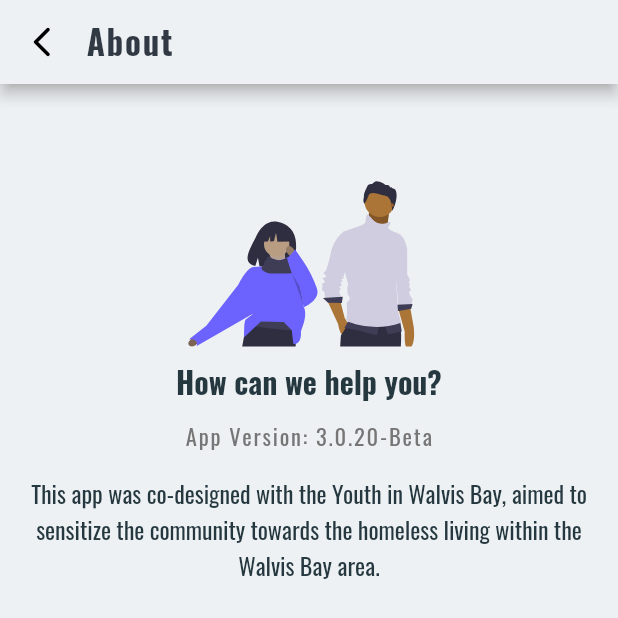
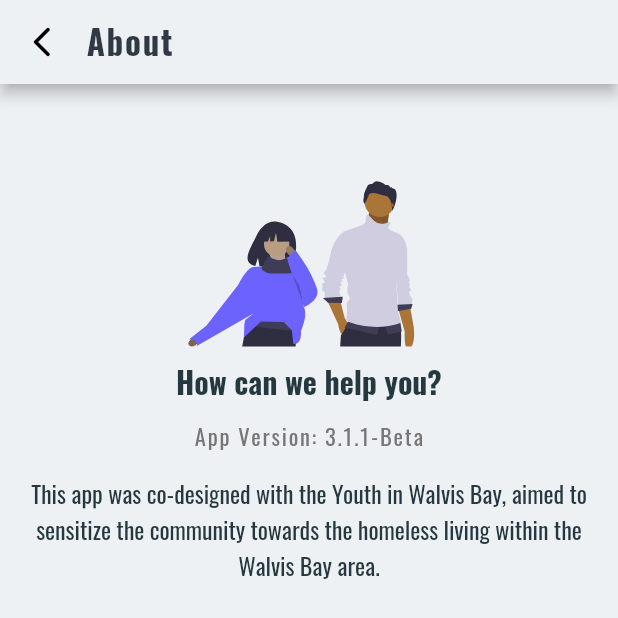
Before and after one commit to dnlmgwi/homeless, a Flutter app: the AboutScreen screen opened by its route, on a phone screen of 412 x 824 dp, the top half of it. Run offline on Flutter 3.47's test engine with Material 2 defaults, Android fonts, the light colour scheme and no system bars; drawn by our look-alikes of auto_size_text; our stand-ins replace csv, dio, firebase_messaging, flutter_form_builder, flutter_local_notifications, flutter_map and 14 more; missing offline and left inert: animated_splash, flutter_barcode_scanner, flutter_open_whatsapp, flutter_vibrate, keyboard_avoider, mapbox_search_flutter and 3 more; accounts and stored records are empty; generated files the repository leaves out were written again.

Commit message:
v3.1.1-Beta

```diff
--- a/lib/data/constDetails.dart
+++ b/lib/data/constDetails.dart
@@ -12,7 +12,7 @@ class ConstantDetails {
   static const String appStoreLink = 'https://ictechhub.com/inventions/';
   static const String email = 'design@sketchdm.co.za';
   static const String phone = '+27722326766';
-  static const String version = '3.0.20-Beta';
+  static const String version = '3.1.1-Beta';
   static const String bankDetails = 'Current Account \n'
       '00000123456 \n'
       'First National Bank \n'
```
Also changed, not shown: pubspec.yaml (+6 -7 lines), 1 other file.
